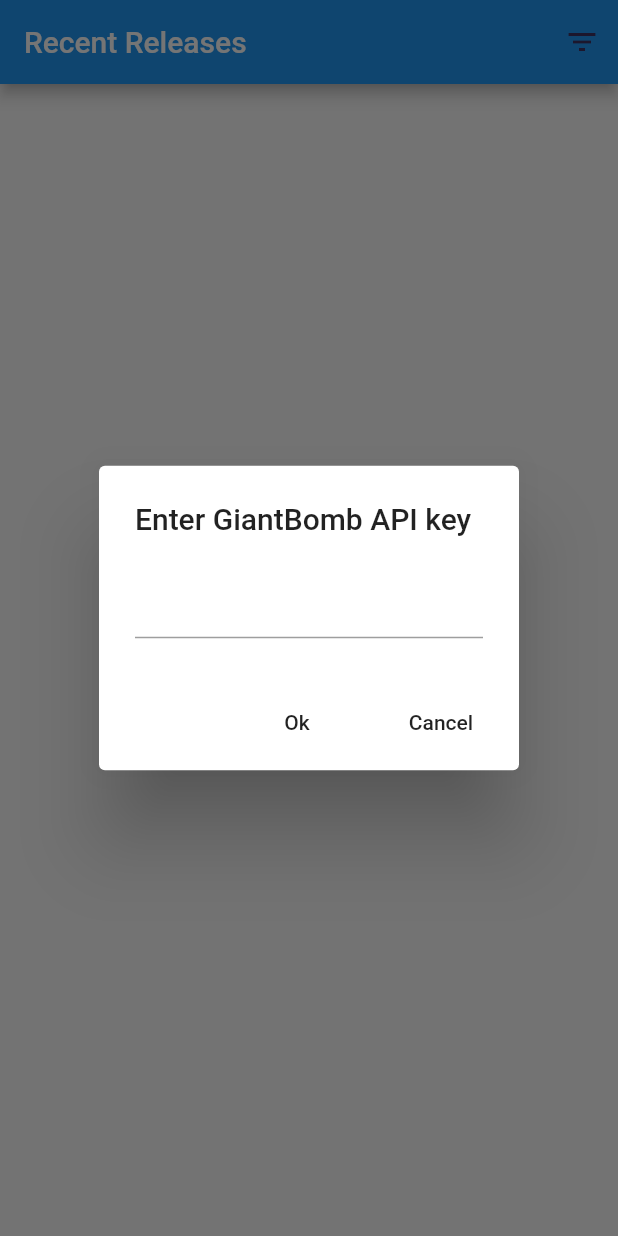
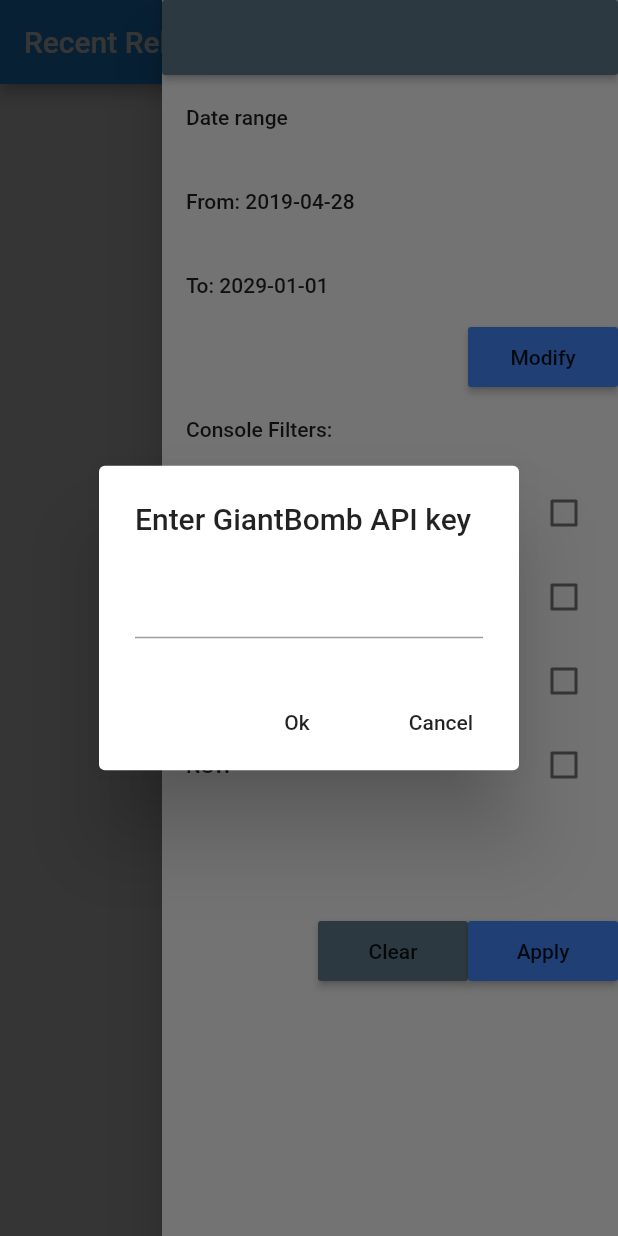
Before and after one commit to Halahala1993/flutter_vg_releases, a Flutter app: the screen it shows after launch, with the side drawer open (before the commit the screen has no drawer), on a phone screen of 412 x 824 dp. Run offline on Flutter 3.47's test engine with Material 2 defaults, Android fonts, the phone set to English and light mode, and no system bars; our stand-ins replace auto_size_text, bloc, cached_network_image, dio, equatable, flutter_bloc and 4 more; missing offline and left inert: date_range_picker.

Commit message:
Extended and modified filtering to it's own drawer with custom date range.

```diff
--- /dev/null
+++ b/lib/screens/filter_widget.dart
@@ -0,0 +1,177 @@
+import 'package:flutter/material.dart';
+import 'package:date_range_picker/date_range_picker.dart' as DateRagePicker;
+import 'package:video_game_releases/bloc/bloc.dart';
+import 'package:video_game_releases/models/enums.dart';
+import 'package:video_game_releases/utils/date_util.dart';
+import 'package:video_game_releases/utils/filters.dart';
+
+class FilterWidget extends StatefulWidget {
+
+  final GameBloc gameBloc;
+
+  const FilterWidget({Key key, this.gameBloc}) : super(key: key);
+
+  @override
+  _FilterWidgetState createState() => _FilterWidgetState();
+}
+
+class _FilterWidgetState extends State<FilterWidget> with SingleTickerProviderStateMixin {
+
+  DateTime fromDate = Filters.fromDate != null ? Filters.fromDate : new DateTime.now();
+  DateTime toDate = Filters.toDate != null ? Filters.toDate : new DateTime(DateTime.now().year + 10);
+  List<Abbreviation> checkedConsoles = new List<Abbreviation>();
+
+  @override
+  Widget build(BuildContext context) {
+    return buildFilterDrawer(context);
+  }
+
+  buildFilterDrawer(BuildContext context) {
+    return new Drawer(
+      child: new ListView(
+        children: <Widget>[
+
+          Container(
+            height: 50,
+            child: RaisedButton(
+              color: Colors.blueGrey,
+              onPressed: () async {
+
+              },
+            ),
+          ),
+          new ListTile(
+            title: new Text("Date range"),
+          ),
+
+          new ListTile(
+            title: new Text("From: " + DateUtil.formatDate(fromDate)),
+          ),
+          new ListTile(
+            title: new Text("To: " + DateUtil.formatDate(toDate)),
+          ),
+          Align(
+            alignment: Alignment.bottomRight,
+            child: Container(
+              width: 100,
+              height: 40,
+              child: RaisedButton(
+                child: Text("Modify"),
+                color: Colors.blueAccent,
+                onPressed: () {
+                  buildDatePickerDialog();
+                },
+              ),
+            ),
+          ),
+          new ListTile(
+            title: new Text("Console Filters: "),
+          ),
+          Container(
+            height: 300,
+            width: 300,
+            child: ListView.builder(
+              itemCount: abbreviationValues.map.keys.length,
+              shrinkWrap: true,
+              itemBuilder: (BuildContext context, int index) {
+                return CheckboxListTile(
+                  // key: PageStorageKey<Abbreviation>(),
+                    title: new Text(Abbreviation.values[index].toString().replaceAll("Abbreviation.", "")),
+                    onChanged: (bool value) {
+                      print("Checked");
+                      handleCheckState(value, Abbreviation.values[index]);
+                      //Navigator.of(context).pop();
+                    },
+                    value: this.checkedConsoles.contains(Abbreviation.values[index])
+                );
+              },
+            ),
+          ),
+          Row(
+            crossAxisAlignment: CrossAxisAlignment.end,
+            mainAxisAlignment: MainAxisAlignment.end,
+            children: <Widget>[
+              Align(
+                alignment: Alignment.bottomLeft,
+                child: Container(
+                  width: 100,
+                  height: 40,
+                  child: RaisedButton(
+                    child: Text("Clear"),
+                    color: Colors.blueGrey,
+                    onPressed: () {
+                      clearFilters();
+                    },
+                  ),
+                ),
+              ),
+              Align(
+                alignment: Alignment.bottomRight,
+                child: Container(
+                  width: 100,
+                  height: 40,
+                  child: RaisedButton(
+                    child: Text("Apply"),
+                    color: Colors.blueAccent,
+                    onPressed: () {
+                      applyFilters();
+                    },
+                  ),
+                ),
+              ),
+
+            ],
+          )
+        ],
+      ),
+
+    );
+  }
+
+  buildDatePickerDialog() async {
+
+    final List<DateTime> picked = await DateRagePicker.showDatePicker(
+        context: context,
+        initialFirstDate: fromDate != null ? fromDate : new DateTime.now(),
+        initialLastDate: (new DateTime.now()).add(new Duration(days: 7)),
+        firstDate: new DateTime(2000),
+        lastDate: new DateTime(DateTime.now().year + 7)
+    );
+    if (picked != null && picked.length == 2) {
+      print(picked);
+      setState(() {
+        print("second date: " + picked[1].toString());
+        fromDate = picked[0];
+        toDate = picked[1];
+
+        Filters.fromDate = picked[0];
+        Filters.toDate = picked[1];
+      });
+    }
+  }
+
+  applyFilters() {
+    for (var item in this.checkedConsoles) {
+      int platformId = FilterIds.platformIds[item];
+      Filters.preparePlatformFilter(platformId);
+    }
+    widget.gameBloc.dispatch(FetchFilteredList());
+    Navigator.of(context).pop();
+  }
+
+  clearFilters() {
+    Filters.clear();
+    widget.gameBloc.dispatch(Fetch());
+    Navigator.of(context).pop();
+
+  }
+
+  handleCheckState(bool checked, Abbreviation value) {
+    if (checked) {
+      this.checkedConsoles.add(value);
+    } else {
+      this.checkedConsoles.remove(value);
+    }
+  }
+
+}
--- a/lib/utils/date_util.dart
+++ b/lib/utils/date_util.dart
@@ -1,11 +1,12 @@
 import 'package:intl/intl.dart';
 import 'package:video_game_releases/models/game.dart';
+import 'package:video_game_releases/utils/filters.dart';
 
 class DateUtil {
 
   static String retrieveDateFilter() {
-    var now = new DateTime.now();
-    var future = new DateTime(now.year + 10);
+    var now = Filters.fromDate != null ? Filters.fromDate : new DateTime.now();
+    var future = Filters.toDate != null ? Filters.toDate : new DateTime(now.year + 10);
 
     String nowFormatted = formatDate(now);
     String futureFormatted = formatDate(future);
@@ -53,6 +54,10 @@ class DateUtil {
 
   static String formatDate (DateTime date) {
 
+    if (date == null) {
+      return "-";
+    }
+
     var formatter = new DateFormat('yyyy-MM-dd');
     return formatter.format(date);
   }
--- a/lib/utils/filters.dart
+++ b/lib/utils/filters.dart
@@ -2,6 +2,8 @@ import 'package:video_game_releases/models/enums.dart';
 
 class Filters {
   static String platformFilter;
+  static DateTime fromDate;
+  static DateTime toDate;
 
   static void preparePlatformFilter(int platformId) {
     if (platformFilter == null || platformFilter.isEmpty) {
@@ -12,12 +14,23 @@ class Filters {
   }
 
   static String getFilters() {
-    return platformFilter;
+    String filters = "";
+    if (platformFilter != null) {
+      filters += platformFilter;
+    }
+    return filters;
   }
 
   static void clear() {
     platformFilter = null;
+    fromDate = null;
+    toDate = null;
   }
+
+  /*static String getCustomDateFilters() {
+    return
+  }*/
+
 }
 
 
--- a/pubspec.yaml
+++ b/pubspec.yaml
@@ -34,6 +34,9 @@ dependencies:
   intl: ^0.15.8
   photo_view: ^0.3.1
   cached_network_image: ^0.7.0
+  url_launcher: ^5.0.2
+  date_range_picker: ^1.0.5
+#  webview_flutter: ^0.3.6
 
 dev_dependencies:
   flutter_test:
```
Also changed, not shown: lib/screens/game_widget.dart (+7 -1 lines), lib/screens/homepage.dart (+16 -64 lines), 1 other file.
